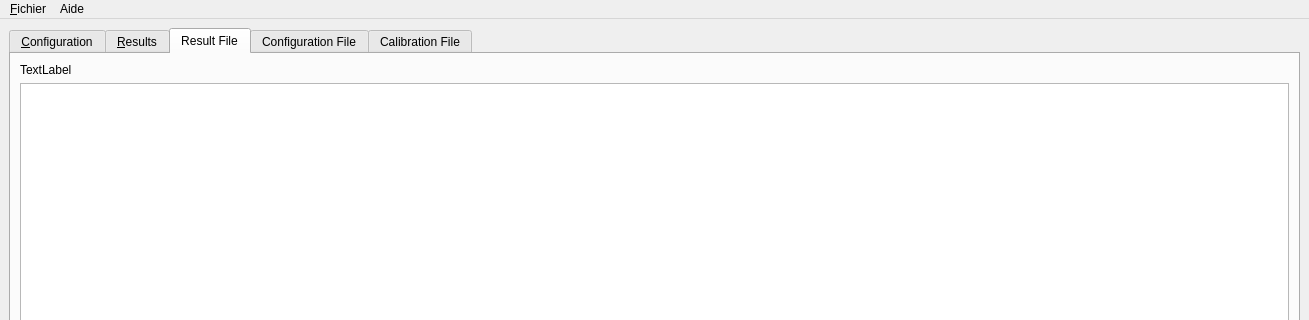
This is ADEPO/ATLAS_BCAM.ui in CERN/atlas-adepo as Qt 5 draws it before an edit; both pictures show x 0 to 1309 and y 0 to 320 of the 1309 by 747 pixel window. The edited form follows.
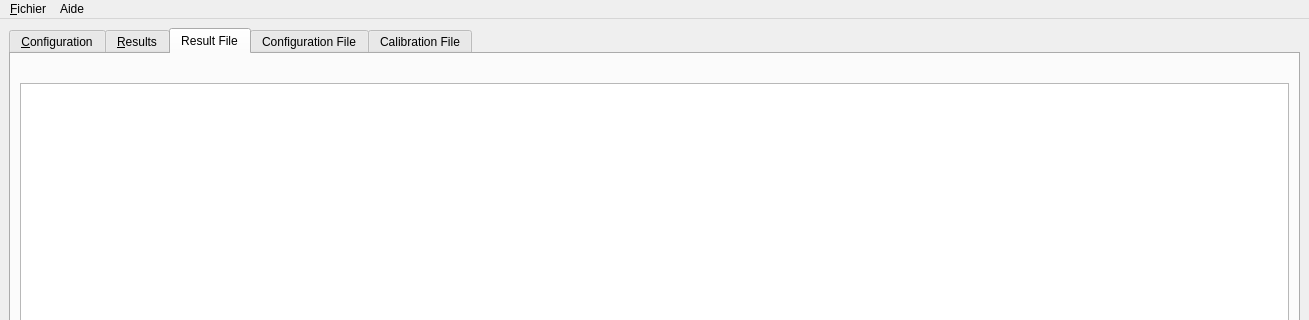
This is the edited form. The open tabs and pages were chosen to show the change. Icons and pictures are not drawn.

```diff
--- a/ADEPO/ATLAS_BCAM.ui
+++ b/ADEPO/ATLAS_BCAM.ui
@@ -588,7 +588,7 @@
         <item>
          <widget class="QLabel" name="resultFileLabel">
           <property name="text">
-           <string>TextLabel</string>
+           <string/>
           </property>
          </widget>
         </item>
```
Left out of the diff: 2 changed lines with no effect on the pictures.
